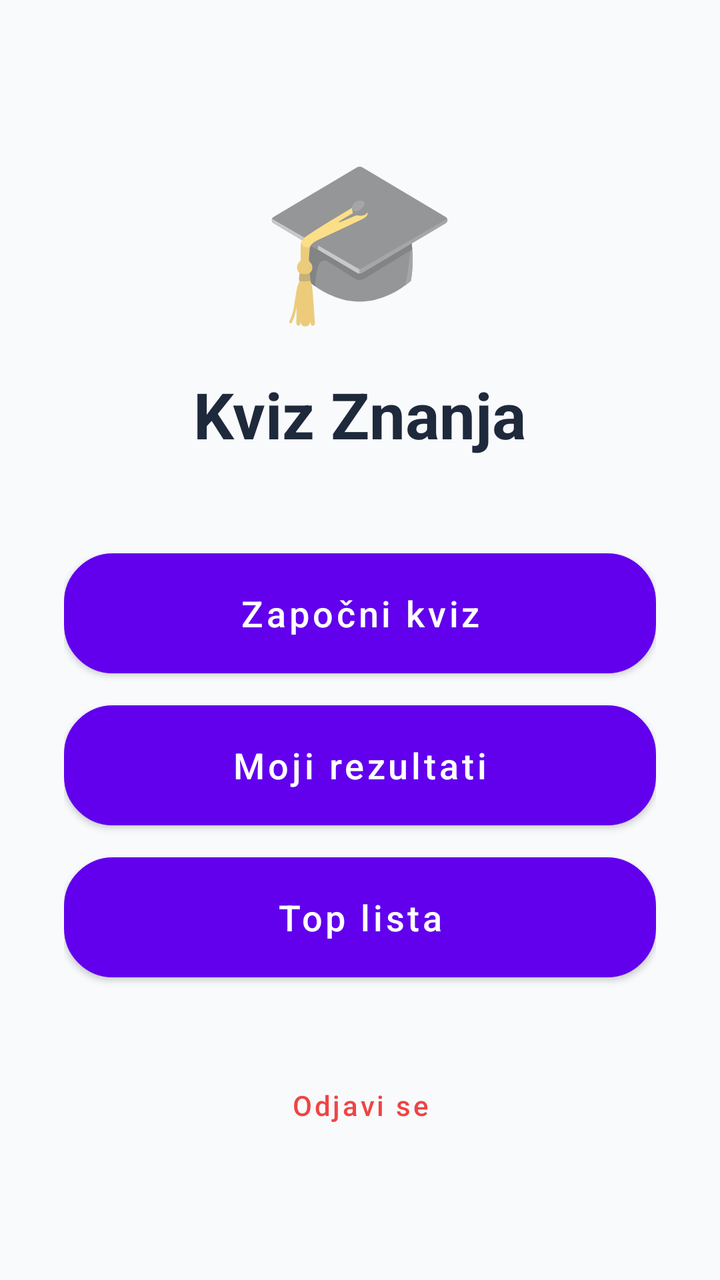
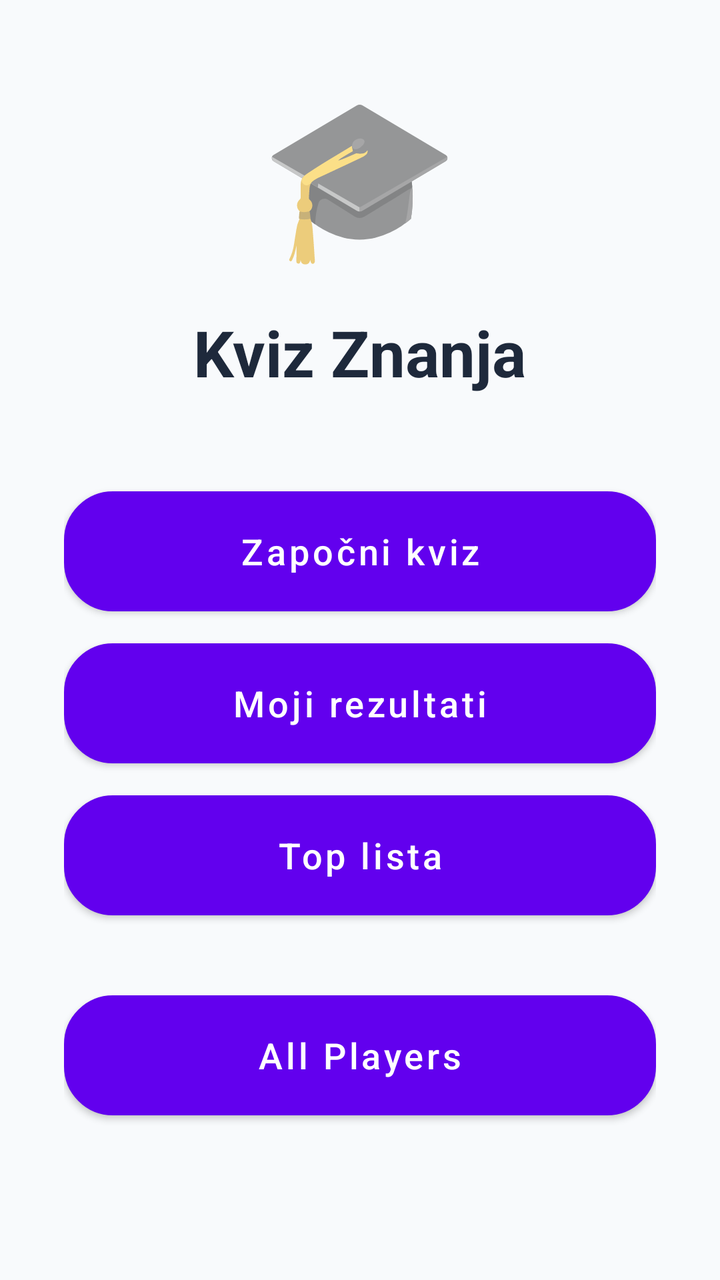

Two renders of the same Android screen: before a commit and after it. Below are the layout's source before the change and the commit's diff.
<!-- AndroidManifest.xml: application theme Theme.KvizZnanja -->
<!-- res/layout/activity_main_menu.xml -->
<?xml version="1.0" encoding="utf-8"?>
<LinearLayout xmlns:android="http://schemas.android.com/apk/res/android"
    xmlns:app="http://schemas.android.com/apk/res-auto"
    android:layout_width="match_parent"
    android:layout_height="match_parent"
    android:orientation="vertical"
    android:gravity="center"
    android:padding="32dp"
    android:background="#F8FAFC">

    <TextView
        android:layout_width="wrap_content"
        android:layout_height="wrap_content"
        android:text="🎓"
        android:textSize="80sp"
        android:layout_marginBottom="16dp"/>

    <TextView
        android:layout_width="wrap_content"
        android:layout_height="wrap_content"
        android:text="Kviz Znanja"
        android:textSize="32sp"
        android:textStyle="bold"
        android:textColor="#1E293B"
        android:layout_marginBottom="48dp"/>

    <Button
        android:id="@+id/startQuizBtn"
        android:layout_width="match_parent"
        android:layout_height="60dp"
        android:text="Započni kviz"
        android:textAllCaps="false"
        android:textSize="18sp"
        android:textColor="@android:color/white"
        android:background="@drawable/button"
        android:layout_marginBottom="16dp"
        android:elevation="4dp"/>

    <Button
        android:id="@+id/myResultsBtn"
        android:layout_width="match_parent"
        android:layout_height="60dp"
        android:text="Moji rezultati"
        android:textAllCaps="false"
        android:textSize="18sp"
        android:textColor="@android:color/white"
        android:background="@drawable/button"
        android:layout_marginBottom="16dp"/>

    <Button
        android:id="@+id/topResultsBtn"
        android:layout_width="match_parent"
        android:layout_height="60dp"
        android:text="Top lista"
        android:textAllCaps="false"
        android:textSize="18sp"
        android:textColor="@android:color/white"
        android:background="@drawable/button"
        android:layout_marginBottom="40dp"/>

    <Button
        android:id="@+id/logoutBtn"
        style="@style/Widget.MaterialComponents.Button.TextButton"
        android:layout_width="wrap_content"
        android:layout_height="wrap_content"
        android:text="Odjavi se"
        android:textColor="#EF4444"
        android:textAllCaps="false"/>

</LinearLayout>
<!-- resources referenced by this layout -->
<resources>
  <!-- drawable button (drawable) -->
  <?xml version="1.0" encoding="utf-8"?>
  <selector xmlns:android="http://schemas.android.com/apk/res/android">
      <item android:state_pressed="true">
          <shape android:shape="rectangle">
              <solid android:color="#1565C0"/> <corners android:radius="24dp"/>
          </shape>
      </item>
  
      <item>
          <shape android:shape="rectangle">
              <gradient
                  android:startColor="#64B5F6"
                  android:endColor="#2196F3"
                  android:angle="45"/>
              <corners android:radius="24dp"/>
              <stroke android:width="1dp" android:color="#BBDEFB"/>
          </shape>
      </item>
  </selector>
  <style name="Theme.KvizZnanja" parent="Theme.MaterialComponents.Light.NoActionBar">
      </style>
</resources>

<!-- the commit's change to res/layout/activity_main_menu.xml (unified diff, before → after) -->
@@ -59,6 +59,17 @@
         android:layout_marginBottom="40dp"/>
 
     <Button
+        android:id="@+id/allPlayersBtn"
+        android:layout_width="match_parent"
+        android:layout_height="60dp"
+        android:text="All Players"
+        android:textAllCaps="false"
+        android:textSize="18sp"
+        android:textColor="@android:color/white"
+        android:background="@drawable/button"
+        android:layout_marginBottom="40dp"/>
+
+    <Button
         android:id="@+id/logoutBtn"
         style="@style/Widget.MaterialComponents.Button.TextButton"
         android:layout_width="wrap_content"
